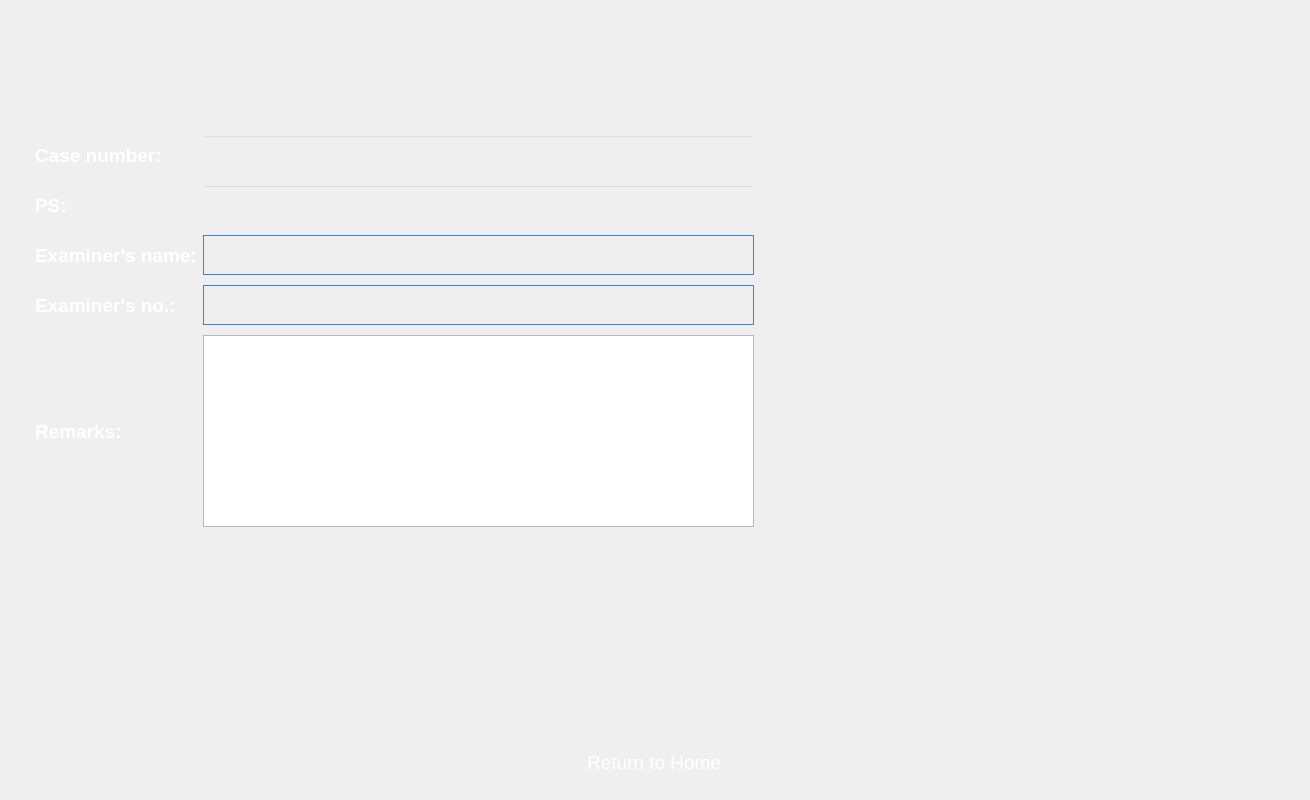
Old version of the form forms/Page_2.ui in the repository apollo-k22/FaceAI-Product.
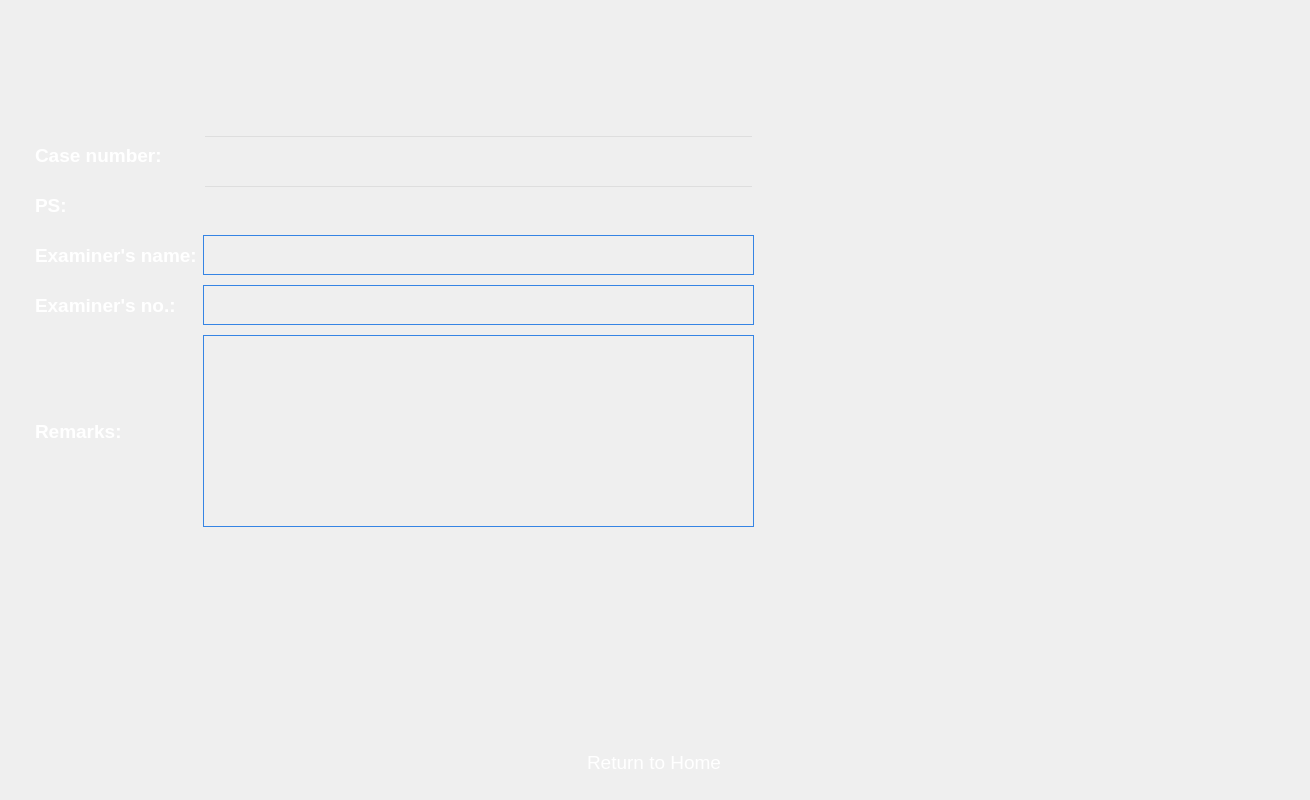
New version of the form. Icons and pictures are not drawn.

What changed in the file:
```diff
--- a/forms/Page_2.ui
+++ b/forms/Page_2.ui
@@ -388,6 +388,11 @@
              <height>100</height>
             </size>
            </property>
+           <property name="styleSheet">
+            <string notr="true">color: rgb(255, 255, 255);
+background:transparent;
+border: 1px solid rgb(53, 132, 228);</string>
+           </property>
           </widget>
          </item>
         </layout>
```
